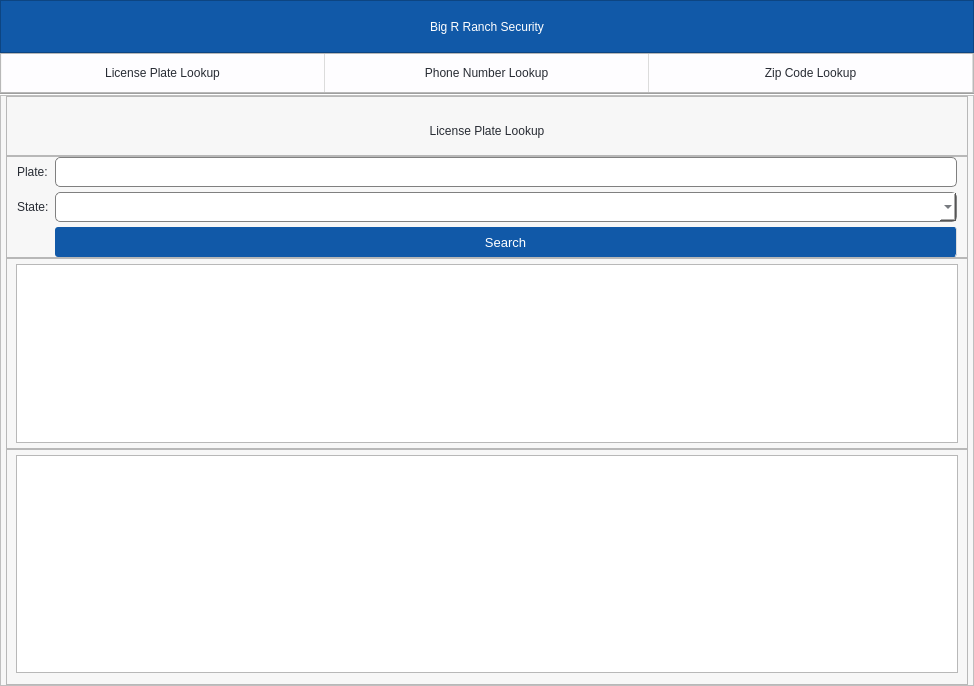
ali7haider/License-Plate-Lookup_PyQT, file main.ui: the form before one commit.
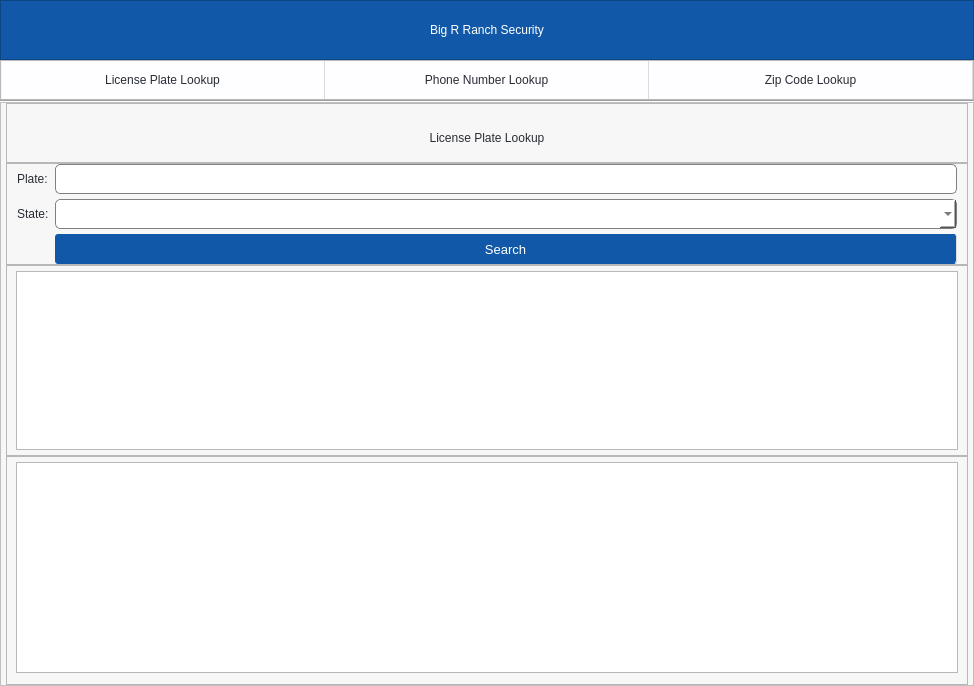
The form after the commit.

Commit message: Increase height of UI elements and update font size for improved readability

What changed in the file:
```diff
--- a/main.ui
+++ b/main.ui
@@ -99,13 +99,13 @@
       <property name="minimumSize">
        <size>
         <width>0</width>
-        <height>53</height>
+        <height>60</height>
        </size>
       </property>
       <property name="maximumSize">
        <size>
         <width>16777215</width>
-        <height>53</height>
+        <height>60</height>
        </size>
       </property>
       <property name="styleSheet">
```
Left out of the diff: 2 changed lines with no effect on the pictures. The commit also changes 2 other files.
